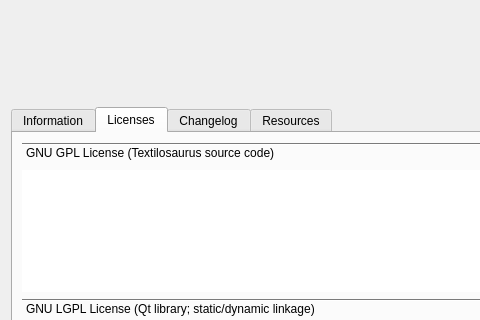
Qt form src/gui/dialogs/formabout.ui (martinrotter/textosaurus) before a commit; both pictures show x 0 to 480 and y 0 to 320 of the 727 by 446 pixel window.
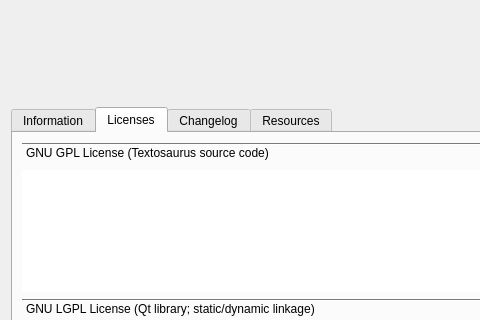
The same form after that commit. The open tabs and pages were chosen to show the change.

```diff
--- a/src/gui/dialogs/formabout.ui
+++ b/src/gui/dialogs/formabout.ui
@@ -167,7 +167,7 @@
            <bool>true</bool>
           </property>
           <attribute name="label">
-           <string>GNU GPL License (Textilosaurus source code)</string>
+           <string>GNU GPL License (Textosaurus source code)</string>
           </attribute>
           <attribute name="toolTip">
            <string>GNU GPL License</string>
```
